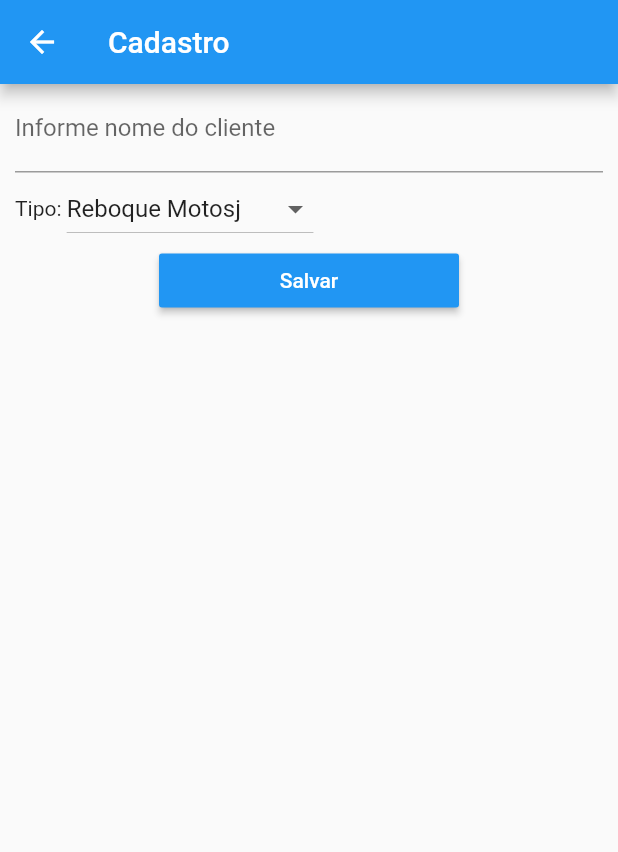
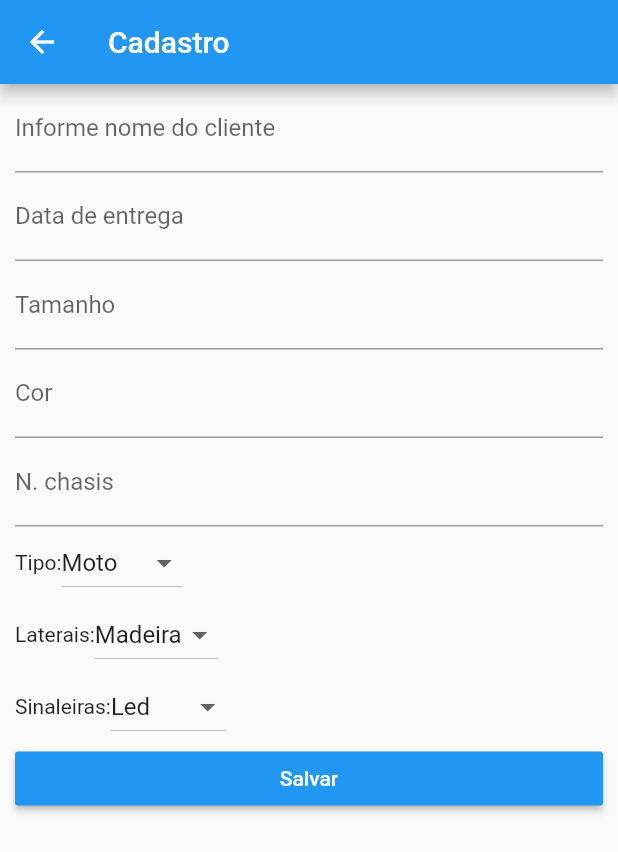
Before and after one commit to rafachl/reboque, a Flutter app: the Cadastro screen opened directly, on a phone screen of 412 x 824 dp. Shown: the top 852 px of the screen. Run offline on Flutter 3.47's test engine with Material 2 defaults, Android fonts, the phone set to English and light mode, and no system bars; our stand-ins replace flutter_datetime_picker.

Commit message:
Adicionado funcionalidades

```diff
--- a/lib/SettingsWidget.dart
+++ b/lib/SettingsWidget.dart
@@ -1,28 +1,46 @@
 import 'package:flutter/material.dart';
+
 class SettingsWidget extends StatefulWidget {
+  List valores;
+  String defaultSelect;
+  String label;
 
-   List valores;
-
-  SettingsWidget({List valores}): this.valores = valores;
+  SettingsWidget({List valores, String defaultSelect, String label})
+      : this.valores = valores,
+        this.defaultSelect = defaultSelect,
+        this.label = label;
 
   @override
-  _SettingsWidgetState createState() => new _SettingsWidgetState(valores);
+  _SettingsWidgetState createState() =>
+      new _SettingsWidgetState(valores, defaultSelect,label);
 }
 
 class _SettingsWidgetState extends State<SettingsWidget> {
-  _SettingsWidgetState(this.valores);
-  final List valores;
+  List valores;
+  String defaultSelect;
+  String label;
+  List<DropdownMenuItem<String>> _dropDownMenuItems;
 
-
-  List<DropdownMenuItem<String>> _dropDownMenuItems;
-  String _currentCity;
+  _SettingsWidgetState(this.valores, this.defaultSelect,this.label);
 
   @override
-  void initState() {
+  Widget build(BuildContext context) {
+    return new Row(
+        crossAxisAlignment: CrossAxisAlignment.center,
+        children: <Widget>[
+          new Text(label),
+          new DropdownButton(
+            value: defaultSelect,
+            items: _dropDownMenuItems,
+            onChanged: changedDropDownItem,
+          )
+        ]);
+  }
 
-    _dropDownMenuItems = getDropDownMenuItems();
-    _currentCity = _dropDownMenuItems[0].value;
-    super.initState();
+  void changedDropDownItem(String selectedCity) {
+    setState(() {
+      defaultSelect = selectedCity;
+    });
   }
 
   List<DropdownMenuItem<String>> getDropDownMenuItems() {
@@ -34,22 +52,8 @@ class _SettingsWidgetState extends State<SettingsWidget> {
   }
 
   @override
-  Widget build(BuildContext context) {
-    return new Row(
-        crossAxisAlignment: CrossAxisAlignment.center,
-        children: <Widget>[
-      new Text("Tipo: "),
-      new DropdownButton(
-        value: _currentCity,
-        items: _dropDownMenuItems,
-        onChanged: changedDropDownItem,
-      )
-    ]);
-  }
-
-  void changedDropDownItem(String selectedCity) {
-    setState(() {
-      _currentCity = selectedCity;
-    });
+  void initState() {
+    _dropDownMenuItems = getDropDownMenuItems();
+    super.initState();
   }
 }
--- a/lib/cadastro.dart
+++ b/lib/cadastro.dart
@@ -1,6 +1,7 @@
 import 'package:flutter/material.dart';
-
+import 'package:flutter_datetime_picker/flutter_datetime_picker.dart';
 import 'SettingsWidget.dart';
+import 'package:intl/intl.dart';
 
 class Cadastro extends StatelessWidget {
   @override
@@ -23,14 +24,15 @@ class MyStatefulWidget extends StatefulWidget {
 class _MyStatefulWidgetState extends State<MyStatefulWidget> {
   final _formKey = GlobalKey<FormState>();
 
+  TextEditingController dateControler = TextEditingController();
+
   @override
   Widget build(BuildContext context) {
     return Form(
         key: _formKey,
         child: Padding(
           padding: const EdgeInsets.symmetric(horizontal: 10),
-          child: Column(
-            crossAxisAlignment: CrossAxisAlignment.center,
+          child: ListView(
             children: <Widget>[
               TextFormField(
                 decoration:
@@ -41,12 +43,55 @@ class _MyStatefulWidgetState extends State<MyStatefulWidget> {
                   }
                 },
               ),
-              new SettingsWidget(valores: [
-                "Reboque Motosj",
-                "Reboque Cavalo",
-                "Reboque Comida",
-                "Reboque Carretinha"
-              ],),
+              GestureDetector(
+                  onTap: () => openCalendar(),
+                  child: AbsorbPointer(
+                    child: new TextField(
+                      controller: dateControler,
+                      decoration: InputDecoration(labelText: "Data de entrega"),
+                    ),
+                  )),
+              TextFormField(
+                decoration: InputDecoration(labelText: 'Tamanho'),
+                validator: (value) {
+                  if (value.isEmpty) {
+                    return 'Por favor Informe o tamanho';
+                  }
+                },
+              ),
+              TextFormField(
+                decoration: InputDecoration(labelText: 'Cor'),
+                validator: (value) {
+                  if (value.isEmpty) {
+                    return 'Por favor Informe a cor';
+                  }
+                },
+              ), TextFormField(
+                decoration: InputDecoration(labelText: 'N. chasis'),
+                validator: (value) {
+                  if (value.isEmpty) {
+                    return 'Por favor Informe o N. chasis';
+                  }
+                },
+              ),
+              new SettingsWidget(
+                valores: ["Bau", "Chassis", "Moto", "Cavalo", "Carga"],
+                defaultSelect: "Moto",
+                label: "Tipo:",
+              ),
+              new SettingsWidget(
+                valores: ["Madeira", "Acm", "Ferro"],
+                defaultSelect: "Madeira",
+                label: "Laterais:",
+              ),
+              new SettingsWidget(
+                valores: [
+                  "Led",
+                  "Normal",
+                ],
+                defaultSelect: "Led",
+                label: "Sinaleiras:",
+              ),
               ButtonTheme(
                   minWidth: 200,
                   padding: const EdgeInsets.symmetric(horizontal: 10),
@@ -56,9 +101,9 @@ class _MyStatefulWidgetState extends State<MyStatefulWidget> {
                     onPressed: () {
                       // Validate will return true if the form is valid, or false if
                       // the form is invalid.
-                      if (_formKey.currentState.validate()) {
+                      /* if (_formKey.currentState.validate()) {
                         // Process data.
-                      }
+                      }*/
                     },
                     child: Text('Salvar'),
                   )),
@@ -66,4 +111,16 @@ class _MyStatefulWidgetState extends State<MyStatefulWidget> {
           ),
         ));
   }
+
+  openCalendar() {
+    DatePicker.showDatePicker(context,
+        showTitleActions: true,
+        minTime: DateTime(2018, 3, 5),
+        maxTime: DateTime(2019, 6, 7),
+        onChanged: (date) {}, onConfirm: (date) {
+      var formatter = new DateFormat('yyyy-MM-dd');
+
+      dateControler.text = formatter.format(date);
+    }, currentTime: DateTime.now(), locale: LocaleType.pt);
+  }
 }
--- a/pubspec.yaml
+++ b/pubspec.yaml
@@ -19,6 +19,9 @@ environment:
 dependencies:
   flutter:
     sdk: flutter
+  flutter_datetime_picker: ^1.2.4
+  intl: ^0.15.8
+
 
   # The following adds the Cupertino Icons font to your application.
   # Use with the CupertinoIcons class for iOS style icons.
@@ -27,6 +30,7 @@ dependencies:
 dev_dependencies:
   flutter_test:
     sdk: flutter
+
 
 
 # For information on the generic Dart part of this file, see the
```
Also changed, not shown: pubspec.lock.
